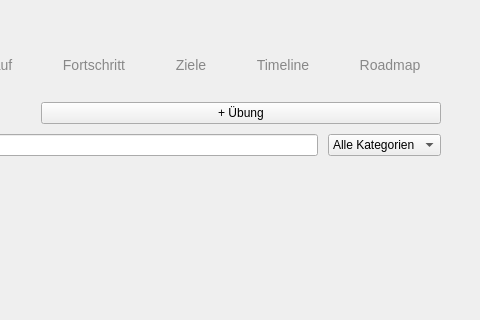
This is resources/mainwindow.ui in ItsDylan255/Skillbase as Qt 5 draws it before an edit; both pictures show x 630 to 1110 and y 0 to 320 of the 1110 by 656 pixel window. The edited form follows.
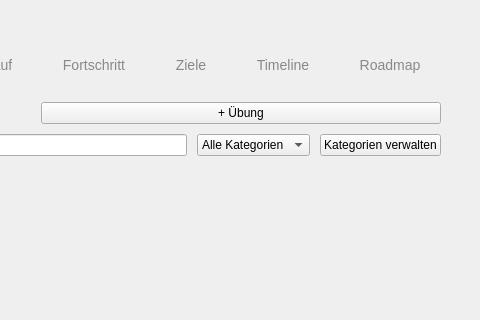
This is the edited form. The open tabs and pages were chosen to show the change.

Diff of the .ui file:
```diff
--- a/resources/mainwindow.ui
+++ b/resources/mainwindow.ui
@@ -868,6 +868,13 @@
                    </item>
                   </widget>
                  </item>
+                 <item>
+                  <widget class="QPushButton" name="manageCategoriesButton">
+                   <property name="text">
+                    <string>Kategorien verwalten</string>
+                   </property>
+                  </widget>
+                 </item>
                 </layout>
                </item>
                <!-- Scroll Area für Übungs-Cards -->
```
Left out of the diff: 2 changed lines with no effect on the pictures.
